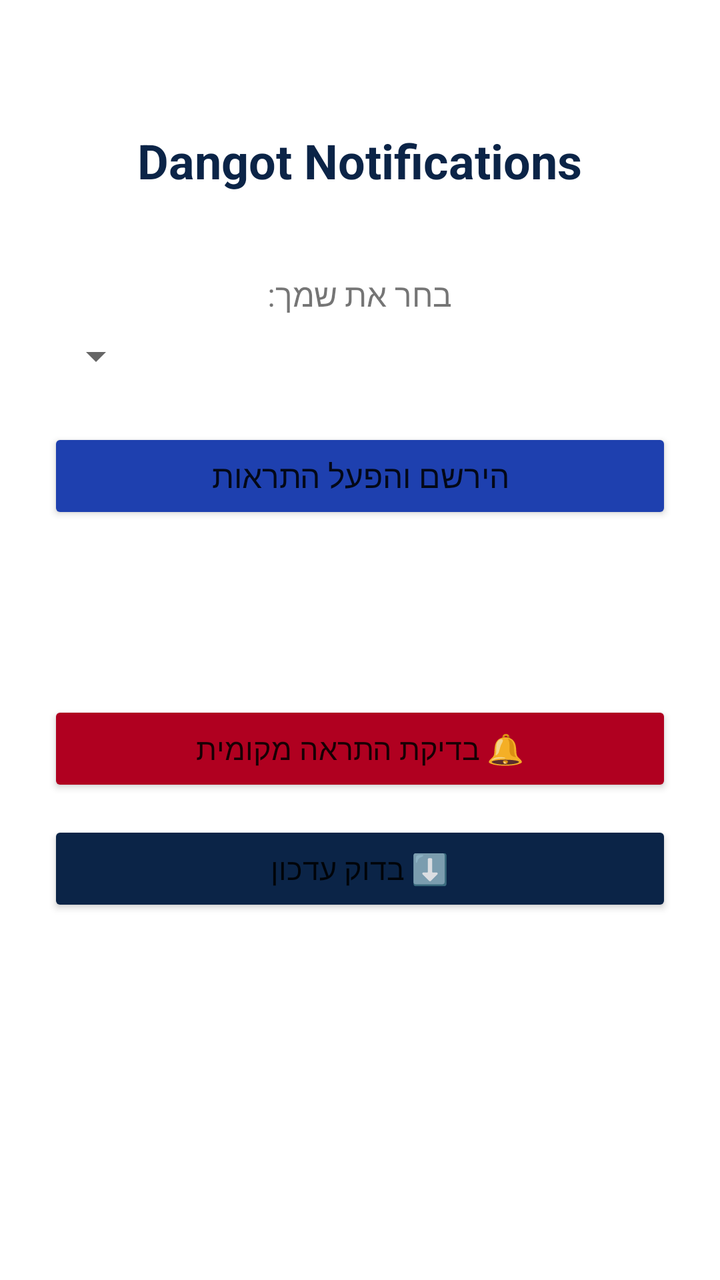
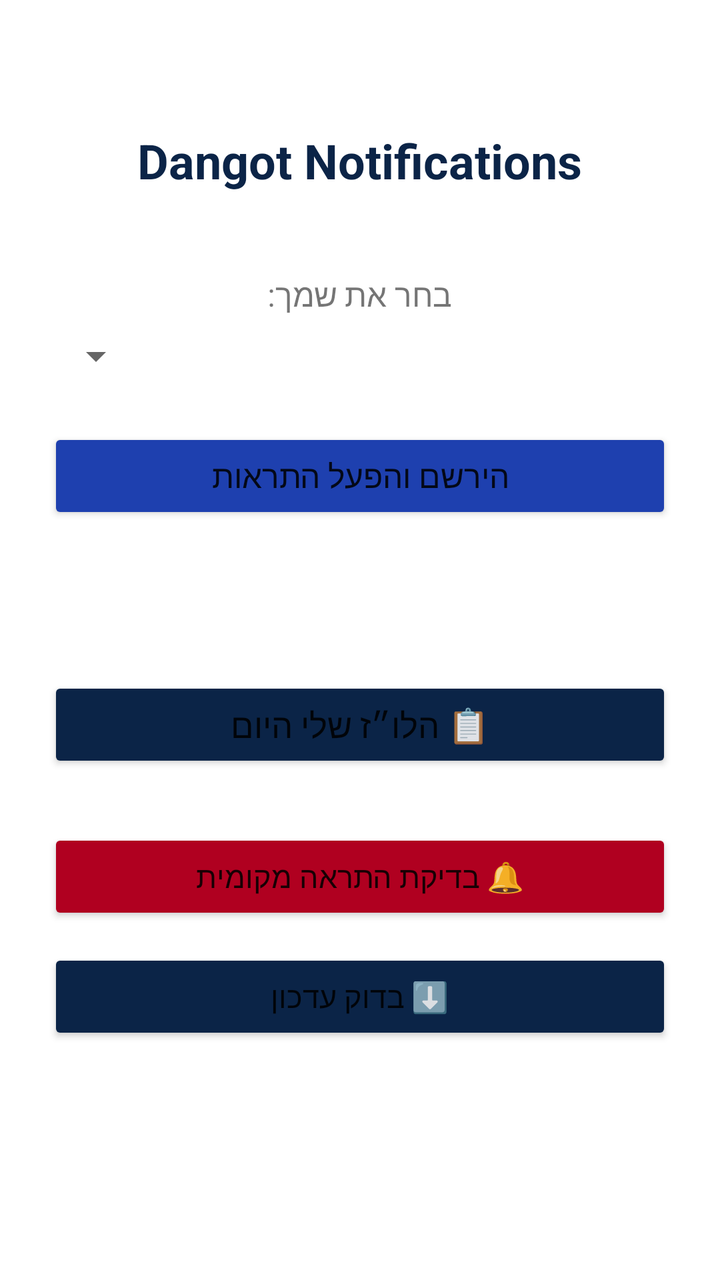

Before-and-after screenshots of an Android layout around one commit, followed by the original layout XML and the change that was made.
<!-- AndroidManifest.xml: application theme Theme.Dangot -->
<!-- res/layout/activity_main.xml -->
<?xml version="1.0" encoding="utf-8"?>
<LinearLayout xmlns:android="http://schemas.android.com/apk/res/android"
    android:layout_width="match_parent"
    android:layout_height="match_parent"
    android:orientation="vertical"
    android:gravity="center_horizontal"
    android:padding="24dp"
    android:layoutDirection="rtl">

    <TextView
        android:layout_width="wrap_content"
        android:layout_height="wrap_content"
        android:layout_marginTop="40dp"
        android:text="Dangot Notifications"
        android:textSize="24sp"
        android:textStyle="bold"
        android:textColor="@color/blueDark" />

    <TextView
        android:layout_width="wrap_content"
        android:layout_height="wrap_content"
        android:layout_marginTop="40dp"
        android:text="בחר את שמך:"
        android:textSize="16sp" />

    <Spinner
        android:id="@+id/tech_spinner"
        android:layout_width="match_parent"
        android:layout_height="wrap_content"
        android:layout_marginTop="8dp" />

    <Button
        android:id="@+id/register_btn"
        android:layout_width="match_parent"
        android:layout_height="wrap_content"
        android:layout_marginTop="24dp"
        android:text="הירשם והפעל התראות"
        android:textSize="16sp"
        android:backgroundTint="@color/blue" />

    <TextView
        android:id="@+id/status"
        android:layout_width="wrap_content"
        android:layout_height="wrap_content"
        android:layout_marginTop="28dp"
        android:gravity="center"
        android:textSize="15sp"
        android:textColor="#444444" />

    <Button
        android:id="@+id/test_btn"
        android:layout_width="match_parent"
        android:layout_height="wrap_content"
        android:layout_marginTop="40dp"
        android:text="🔔 בדיקת התראה מקומית"
        android:textSize="15sp"
        android:backgroundTint="#B00020" />

    <Button
        android:id="@+id/update_btn"
        android:layout_width="match_parent"
        android:layout_height="wrap_content"
        android:layout_marginTop="12dp"
        android:text="⬇️ בדוק עדכון"
        android:textSize="15sp"
        android:backgroundTint="@color/blueDark" />

</LinearLayout>
<!-- resources referenced by this layout -->
<resources>
  <color name="blue">#1E40AF</color>
  <color name="blueDark">#0B2447</color>
  <style name="Theme.Dangot" parent="Theme.MaterialComponents.Light.NoActionBar">
          <item name="colorPrimary">@color/blue</item>
          <item name="colorPrimaryVariant">@color/blueDark</item>
          <item name="android:statusBarColor">@color/blueDark</item>
      </style>
</resources>

<!-- the commit's change to res/layout/activity_main.xml (unified diff, before → after) -->
@@ -48,10 +48,19 @@
         android:textColor="#444444" />
 
     <Button
+        android:id="@+id/schedule_btn"
+        android:layout_width="match_parent"
+        android:layout_height="wrap_content"
+        android:layout_marginTop="28dp"
+        android:text="📋 הלו״ז שלי היום"
+        android:textSize="17sp"
+        android:backgroundTint="@color/blueDark" />
+
+    <Button
         android:id="@+id/test_btn"
         android:layout_width="match_parent"
         android:layout_height="wrap_content"
-        android:layout_marginTop="40dp"
+        android:layout_marginTop="28dp"
         android:text="🔔 בדיקת התראה מקומית"
         android:textSize="15sp"
         android:backgroundTint="#B00020" />
